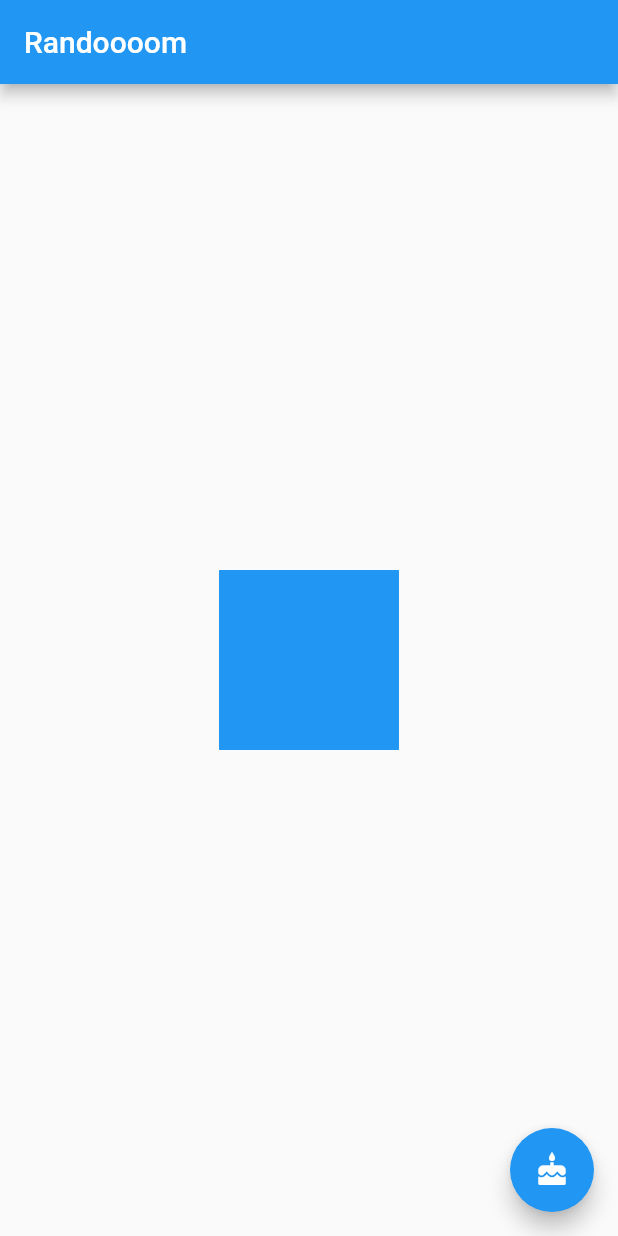
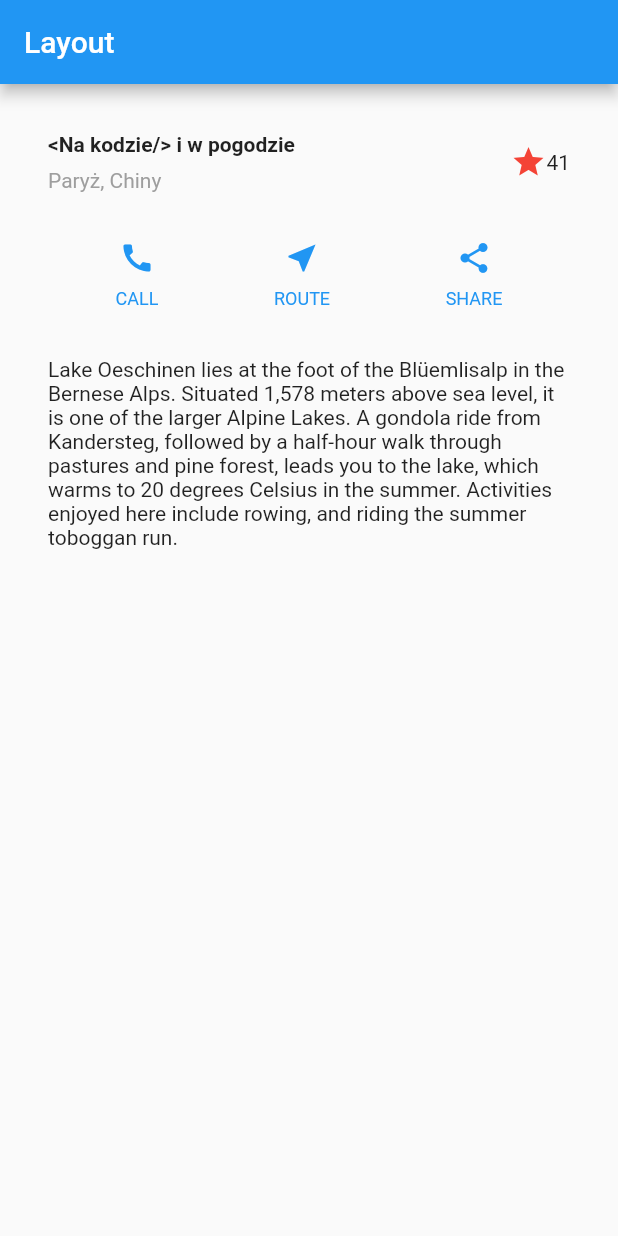
Before and after one commit to KacperSlusarczyk/flutter-app, a Flutter app: the screen it shows after launch, on a phone screen of 412 x 824 dp. Run offline on Flutter 3.47's test engine with Material 2 defaults, Android fonts, the phone set to English and light mode, and no system bars.

Commit message:
Modified main.dart

```diff
--- a/lib/main.dart
+++ b/lib/main.dart
@@ -1,72 +1,93 @@
-import 'dart:math';
-
 import 'package:flutter/material.dart';
 
-void main() => runApp(AnimatedContainerApp());
+void main() => runApp(MyApp());
 
-class AnimatedContainerApp extends StatefulWidget {
-  @override
-  _AnimatedContainerAppState createState() => _AnimatedContainerAppState();
-}
-
-class _AnimatedContainerAppState extends State<AnimatedContainerApp> {
-  // Define the various properties with default values. Update these properties
-  // when the user taps a FloatingActionButton.
-  double _width = 120;
-  double _height = 120;
-  Color _color = Colors.blue;
-  BorderRadiusGeometry _borderRadius = BorderRadius.circular(0.5);
-
+class MyApp extends StatelessWidget {
   @override
   Widget build(BuildContext context) {
+    Widget titleSection = Container(
+        padding: const EdgeInsets.all(32),
+        child: Row(children: [
+          Expanded(
+            child:
+                Column(crossAxisAlignment: CrossAxisAlignment.start, children: [
+              Container(
+                padding: const EdgeInsets.only(bottom: 8),
+                child: Text(
+                  '\<Na kodzie/> i w pogodzie',
+                  style: TextStyle(
+                    fontWeight: FontWeight.bold,
+                  ),
+                ),
+              ),
+              Text(
+                'Paryż, Chiny',
+                style: TextStyle(
+                  color: Colors.grey[500],
+                ),
+              ),
+            ]),
+          ),
+          Icon(
+            Icons.star,
+            color: Colors.red[500],
+          ),
+          Text('41'),
+        ]));
+    Color color = Theme.of(context).primaryColor;
+
+    Widget buttonSection = Container(
+      child: Row(mainAxisAlignment: MainAxisAlignment.spaceEvenly, children: [
+        _buildButtonColumn(color, Icons.call, 'CALL'),
+        _buildButtonColumn(color, Icons.near_me, 'ROUTE'),
+        _buildButtonColumn(color, Icons.share, 'SHARE'),
+      ]),
+    );
+
+    Widget textSection = Container(
+        padding: const EdgeInsets.all(32),
+        child: Text(
+          'Lake Oeschinen lies at the foot of the Blüemlisalp in the Bernese '
+          'Alps. Situated 1,578 meters above sea level, it is one of the '
+          'larger Alpine Lakes. A gondola ride from Kandersteg, followed by a '
+          'half-hour walk through pastures and pine forest, leads you to the '
+          'lake, which warms to 20 degrees Celsius in the summer. Activities '
+          'enjoyed here include rowing, and riding the summer toboggan run.',
+          softWrap: true,
+        ));
+
     return MaterialApp(
+      title: 'Layout',
       home: Scaffold(
         appBar: AppBar(
-          title: Text('Randoooom'),
+          title: Text('Layout'),
         ),
-        body: Center(
-          child: AnimatedContainer(
-            // Use the properties stored in the State class.
-            width: _width,
-            height: _height,
-            decoration: BoxDecoration(
-              color: _color,
-              borderRadius: _borderRadius,
-            ),
-            // Define how long the animation should take.
-            duration: Duration(seconds: 1),
-            // Provide an optional curve to make the animation feel smoother.
-            curve: Curves.fastOutSlowIn,
-          ),
-        ),
-        floatingActionButton: FloatingActionButton(
-          child: Icon(Icons.cake),
-          // When the user taps the button
-          onPressed: () {
-            // Use setState to rebuild the widget with new values.
-            setState(() {
-              // Create a random number generator.
-              final random = Random();
-
-              // Generate a random width and height.
-              _width = random.nextInt(300).toDouble();
-              _height = random.nextInt(500).toDouble();
-
-              // Generate a random color.
-              _color = Color.fromRGBO(
-                random.nextInt(256),
-                random.nextInt(256),
-                random.nextInt(256),
-                1,
-              );
-
-              // Generate a random border radius.
-              _borderRadius =
-                  BorderRadius.circular(random.nextInt(100).toDouble());
-            });
-          },
+        body: Column(
+          children: [
+            titleSection,
+            buttonSection,
+            textSection,
+          ],
         ),
       ),
     );
   }
+
+  Column _buildButtonColumn(Color color, IconData icon, String label) {
+    return Column(
+      mainAxisSize: MainAxisSize.min,
+      mainAxisAlignment: MainAxisAlignment.center,
+      children: [
+        Icon(icon, color: color),
+        Container(
+          margin: const EdgeInsets.only(top: 8),
+          child: Text(
+            label,
+            style: TextStyle(
+                fontSize: 12, fontWeight: FontWeight.w400, color: color),
+          ),
+        ),
+      ],
+    );
+  }
 }
```
